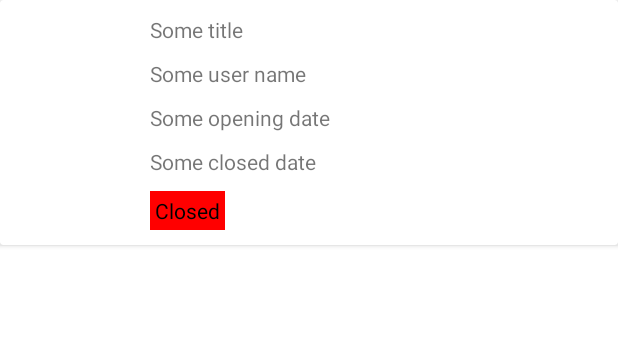
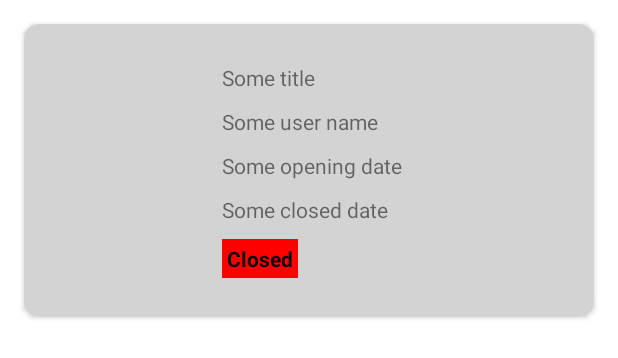
Before and after one commit to nitesh-munda/AndroidDevelopment, an Android app: the layout rv_pull_request_item.xml on its own in the app's theme, with its tools: preview values and no code run, on a phone screen of 412 x 824 dp. Shown: the top 358 px of the screen. Run offline under Robolectric (Android 15) with nearby library versions, the light colour scheme and no system bars; network calls fail.

Commit message:
fixed the issues

```diff
--- a/app/src/main/java/com/example/naviassignment/features/closedPullRequests/data/api/GithubApi.kt
+++ b/app/src/main/java/com/example/naviassignment/features/closedPullRequests/data/api/GithubApi.kt
@@ -5,6 +5,7 @@ import com.example.naviassignment.features.closedPullRequests.data.apiConstants.
 import io.reactivex.Single
 import retrofit2.http.GET
 import retrofit2.http.Path
+import retrofit2.http.Query
 
 interface GithubApi {
     @GET(PULL_REQUEST)
@@ -12,6 +13,8 @@ interface GithubApi {
         @Path("owner")
         username: String,
         @Path("repo")
-        repo: String
+        repo: String,
+        @Query("status")
+        status: String = "closed"
     ) : Single<List<PullRequestData>>
 }
--- a/app/src/main/java/com/example/naviassignment/features/closedPullRequests/presentation/PullRequestActivity.kt
+++ b/app/src/main/java/com/example/naviassignment/features/closedPullRequests/presentation/PullRequestActivity.kt
@@ -11,6 +11,7 @@ import com.example.naviassignment.features.closedPullRequests.data.api.model.Rep
 import com.example.naviassignment.features.closedPullRequests.domain.repository.GithubRepository
 import com.example.naviassignment.features.closedPullRequests.domain.usecase.PullRequestUseCase
 import com.example.naviassignment.features.closedPullRequests.presentation.view.PullRequestAdapter
+import com.example.naviassignment.features.closedPullRequests.presentation.view.SpaceDecoration
 import core.network.RetrofitService
 
 class PullRequestActivity: AppCompatActivity() {
@@ -74,6 +75,7 @@ class PullRequestActivity: AppCompatActivity() {
                 LinearLayoutManager.VERTICAL,
                 false
             )
+            addItemDecoration(SpaceDecoration())
         }
     }
 }
--- a/app/src/main/java/com/example/naviassignment/util/ViewUtil.kt
+++ b/app/src/main/java/com/example/naviassignment/util/ViewUtil.kt
@@ -15,7 +15,7 @@ fun View.setVisibility(visible: Boolean) {
 }
 
 fun String.getSpannable(s: String): CharSequence? {
-    val data = SpannableString(this+s)
+    val data = SpannableString(s+this)
     val boldStartSpan = 0
     val boldEndSpan = s.length
     data.setSpan(
--- a/app/src/main/res/layout/rv_pull_request_item.xml
+++ b/app/src/main/res/layout/rv_pull_request_item.xml
@@ -3,11 +3,16 @@
     xmlns:app="http://schemas.android.com/apk/res-auto"
     xmlns:tools="http://schemas.android.com/tools"
     android:layout_width="match_parent"
-    android:layout_height="wrap_content">
+    android:layout_height="wrap_content"
+    android:layout_margin="@dimen/sixteen_dp"
+    android:elevation="@dimen/eight_dp"
+    app:cardCornerRadius="@dimen/ten_dp">
 
     <androidx.constraintlayout.widget.ConstraintLayout
         android:layout_width="match_parent"
-        android:layout_height="match_parent">
+        android:layout_height="match_parent"
+        android:background="#D3D3D3"
+        android:padding="@dimen/sixteen_dp">
 
         <androidx.appcompat.widget.AppCompatImageView
             android:id="@+id/ivAvatar"
@@ -21,6 +26,7 @@
             android:id="@+id/tvTitle"
             android:layout_width="0dp"
             android:layout_height="wrap_content"
+            android:layout_marginStart="@dimen/sixteen_dp"
             android:layout_marginTop="@dimen/ten_dp"
             app:layout_constraintBottom_toTopOf="@+id/tvUserName"
             app:layout_constraintEnd_toEndOf="parent"
@@ -34,6 +40,7 @@
             android:id="@+id/tvUserName"
             android:layout_width="0dp"
             android:layout_height="wrap_content"
+            android:layout_marginStart="@dimen/sixteen_dp"
             android:layout_marginTop="@dimen/ten_dp"
             app:layout_constraintBottom_toTopOf="@+id/tvCreatedDate"
             app:layout_constraintEnd_toEndOf="parent"
@@ -46,6 +53,7 @@
             android:id="@+id/tvCreatedDate"
             android:layout_width="0dp"
             android:layout_height="wrap_content"
+            android:layout_marginStart="@dimen/sixteen_dp"
             android:layout_marginTop="@dimen/ten_dp"
             app:layout_constraintBottom_toTopOf="@+id/tvClosedDate"
             app:layout_constraintEnd_toEndOf="parent"
@@ -58,6 +66,7 @@
             android:id="@+id/tvClosedDate"
             android:layout_width="0dp"
             android:layout_height="wrap_content"
+            android:layout_marginStart="@dimen/sixteen_dp"
             android:layout_marginTop="@dimen/ten_dp"
             app:layout_constraintBottom_toTopOf="@+id/tvStatus"
             app:layout_constraintEnd_toEndOf="parent"
@@ -70,17 +79,18 @@
             android:id="@+id/tvStatus"
             android:layout_width="wrap_content"
             android:layout_height="wrap_content"
+            android:layout_marginStart="@dimen/sixteen_dp"
             android:layout_marginTop="@dimen/ten_dp"
             android:layout_marginBottom="@dimen/ten_dp"
+            android:background="@color/red"
             android:padding="@dimen/three_dp"
+            android:text="@string/closed"
             android:textColor="@color/black"
+            android:textStyle="bold"
             app:layout_constraintBottom_toBottomOf="parent"
             app:layout_constraintHorizontal_bias="0.5"
             app:layout_constraintStart_toEndOf="@id/ivAvatar"
-            app:layout_constraintTop_toBottomOf="@+id/tvClosedDate"
-            tools:background="@color/red"
-            tools:text="Closed"
-            tools:textStyle="bold" />
+            app:layout_constraintTop_toBottomOf="@+id/tvClosedDate" />
 
     </androidx.constraintlayout.widget.ConstraintLayout>
 
--- a/app/src/main/res/values/dimens.xml
+++ b/app/src/main/res/values/dimens.xml
@@ -7,4 +7,5 @@
     <dimen name="ten_dp">10dp</dimen>
     <dimen name="three_dp">3dp</dimen>
     <dimen name="twenty_sp">20sp</dimen>
+    <dimen name="eight_dp">8dp</dimen>
 </resources>
--- a/app/src/main/res/values/strings.xml
+++ b/app/src/main/res/values/strings.xml
@@ -1,5 +1,6 @@
 <resources>
-    <string name="app_name">NaviAssignment</string>
+    <string name="app_name">Github\'s Closed Pull Request</string>
     <string name="generic_error_text">Something went wrong</string>
     <string name="retry">Retry</string>
+    <string name="closed">Closed</string>
 </resources>
```
Also changed, not shown: app/src/main/java/com/example/naviassignment/features/closedPullRequests/data/api/model/GithubApiResponse.kt (+19 -3 lines), app/src/main/java/com/example/naviassignment/features/closedPullRequests/presentation/view/PullRequestViewHolder.kt (+21 -9 lines), app/src/main/java/com/example/naviassignment/features/closedPullRequests/presentation/view/SpaceDecoration.kt (added, +19 -0 lines).
